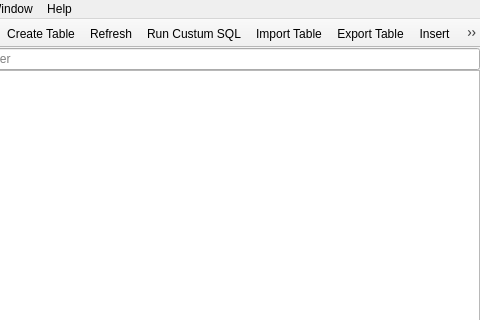
Old version of the form mainwindow.ui in the repository informationsea/Hyokai; both pictures show x 97 to 577 and y 0 to 320 of the 577 by 493 pixel window.
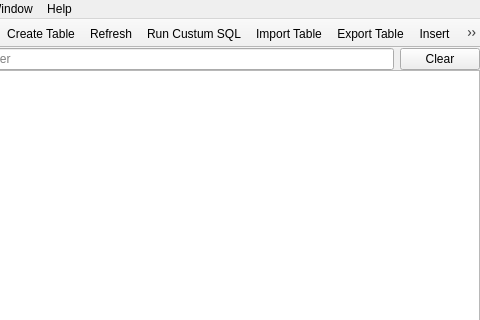
New version of the form. Icons and pictures are not drawn.

```diff
--- a/mainwindow.ui
+++ b/mainwindow.ui
@@ -46,6 +46,13 @@
         </property>
        </widget>
       </item>
+      <item>
+       <widget class="QPushButton" name="buttonClear">
+        <property name="text">
+         <string>Clear</string>
+        </property>
+       </widget>
+      </item>
      </layout>
     </item>
     <item>
```
